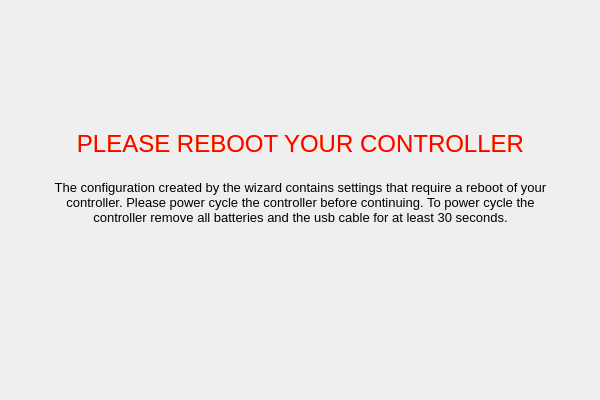
First picture: the form in ground/openpilotgcs/src/plugins/setupwizard/pages/rebootpage.ui, repository openpilot/OpenPilot, before the edit.
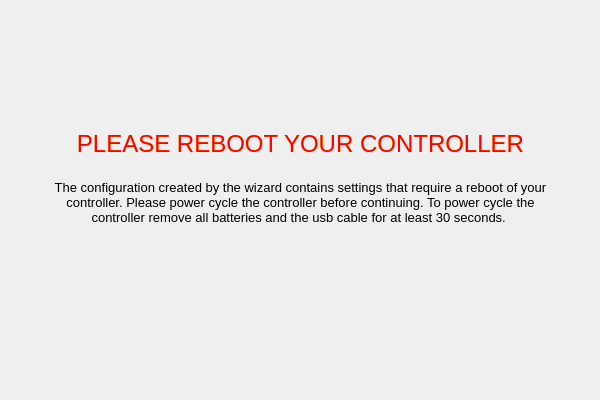
Second picture: the form after the edit.

Commit message: OP-39 Moved reboot page to directly after Rx config page. Added partial save to support changed hardware settings. Made it possible to skip leveling procedure. Changed some texts. Changed isRebootRequired() criteria.

Diff of the .ui file:
```diff
--- a/ground/openpilotgcs/src/plugins/setupwizard/pages/rebootpage.ui
+++ b/ground/openpilotgcs/src/plugins/setupwizard/pages/rebootpage.ui
@@ -42,7 +42,7 @@
      <x>50</x>
      <y>180</y>
      <width>501</width>
-     <height>71</height>
+     <height>101</height>
     </rect>
    </property>
    <property name="text">
@@ -50,7 +50,7 @@
 &lt;html&gt;&lt;head&gt;&lt;meta name=&quot;qrichtext&quot; content=&quot;1&quot; /&gt;&lt;style type=&quot;text/css&quot;&gt;
 p, li { white-space: pre-wrap; }
 &lt;/style&gt;&lt;/head&gt;&lt;body style=&quot; font-family:'MS Shell Dlg 2'; font-size:8pt; font-weight:400; font-style:normal;&quot;&gt;
-&lt;p align=&quot;center&quot; style=&quot; margin-top:0px; margin-bottom:0px; margin-left:0px; margin-right:0px; -qt-block-indent:0; text-indent:0px;&quot;&gt;&lt;span style=&quot; font-size:10pt; color:#000000;&quot;&gt;The configuration created by the wizard contains settings that require a reboot of your controller. Please power cycle the controller before continuing. To power cycle the controller remove all batteries and the usb cable for at least 30 seconds.&lt;/span&gt;&lt;/p&gt;&lt;/body&gt;&lt;/html&gt;</string>
+&lt;p align=&quot;center&quot; style=&quot; margin-top:0px; margin-bottom:0px; margin-left:0px; margin-right:0px; -qt-block-indent:0; text-indent:0px;&quot;&gt;&lt;span style=&quot; font-size:10pt; color:#000000;&quot;&gt;The configuration created by the wizard contains settings that require a reboot of your controller. Please power cycle the controller before continuing. To power cycle the controller remove all batteries and the usb cable for at least 30 seconds. &lt;/span&gt;&lt;/p&gt;&lt;/body&gt;&lt;/html&gt;</string>
    </property>
    <property name="alignment">
     <set>Qt::AlignLeading|Qt::AlignLeft|Qt::AlignTop</set>
```
The commit also changes 8 other files.
